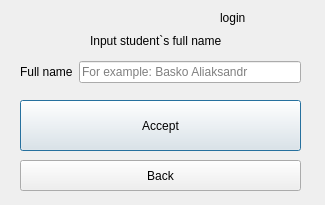
The window that QTcreator/Diary/add_mark.ui (albaSANDROS/DIPLOMA-PROJECT.-Multi-user-client-server-application-e-journal) describes before a commit, drawn with Qt 5.
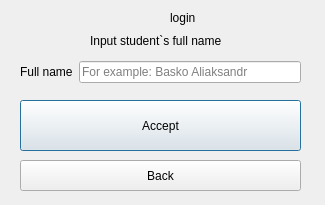
The same window after the commit.

Patch:
```diff
--- a/QTcreator/Diary/add_mark.ui
+++ b/QTcreator/Diary/add_mark.ui
@@ -55,9 +55,9 @@
   <widget class="QLabel" name="label">
    <property name="geometry">
     <rect>
-     <x>220</x>
+     <x>170</x>
      <y>10</y>
-     <width>91</width>
+     <width>141</width>
      <height>16</height>
     </rect>
    </property>
@@ -65,7 +65,7 @@
     <string>login</string>
    </property>
   </widget>
-  <widget class="QWidget" name="">
+  <widget class="QWidget" name="layoutWidget">
    <property name="geometry">
     <rect>
      <x>20</x>
```
